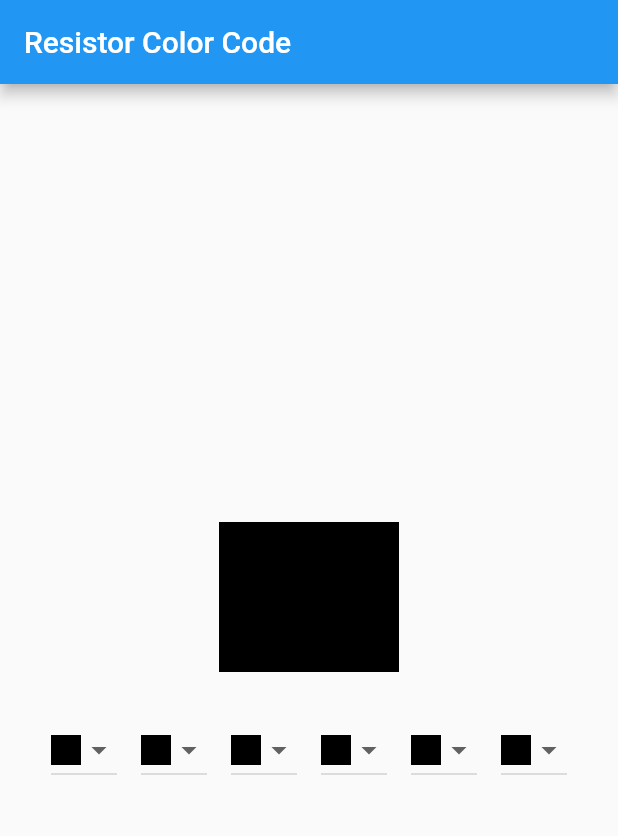
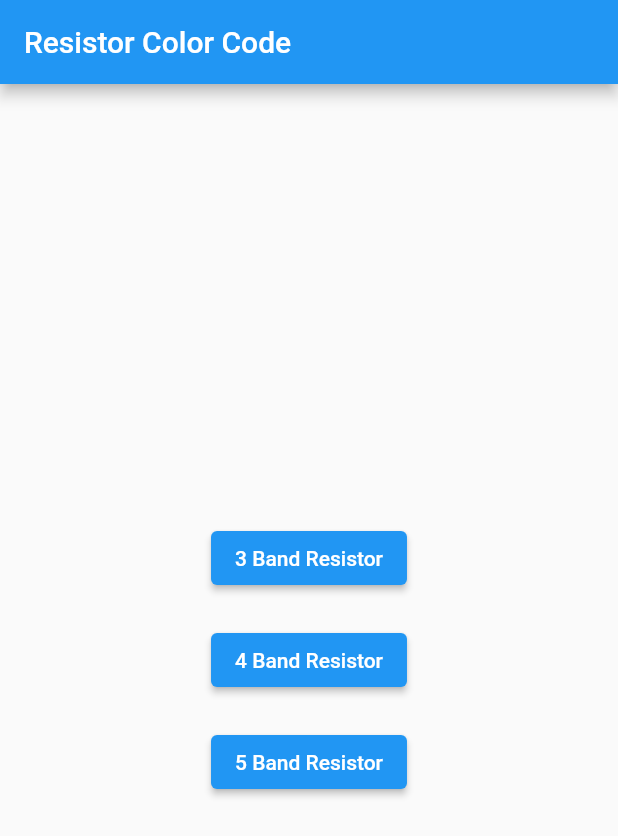
Before and after one commit to abakhour/ResistorApp, a Flutter app: the screen it shows after launch, on a phone screen of 412 x 824 dp. Shown: the top 836 px of the screen. Run offline on Flutter 3.47's test engine with Material 2 defaults, Android fonts, the phone set to English and light mode, and no system bars.

Commit message:
Add Separate Resistor Band Pages

```diff
--- a/lib/main.dart
+++ b/lib/main.dart
@@ -1,85 +1,61 @@
 import 'package:flutter/material.dart';
+import 'resistor3Band.dart';
+import 'resistor4Band.dart';
+import 'resistor5Band.dart';
 
 void main() {
-  runApp(MaterialApp(
-    home: Scaffold(
+  runApp(MyApp());
+}
+
+class MyApp extends StatelessWidget {
+  @override
+  Widget build(BuildContext context) {
+    return MaterialApp(
+      home: MyHomePage(),
+    );
+  }
+}
+
+class MyHomePage extends StatelessWidget {
+  @override
+  Widget build(BuildContext context) {
+    return Scaffold(
       appBar: AppBar(title: Text('Resistor Color Code')),
       body: Center(
-        child: ResistorWidget(),
-      ),
-    ),
-  ));
-}
-
-class ResistorWidget extends StatefulWidget {
-  @override
-  _ResistorWidgetState createState() => _ResistorWidgetState();
-}
-
-class _ResistorWidgetState extends State<ResistorWidget> {
-  List<Color?> bandColors = List.filled(6, Colors.black);
-
-  List<Color> resistorColors = [
-    Colors.black,
-    Colors.brown,
-    Colors.red,
-    Colors.orange,
-    Colors.yellow,
-    Colors.green,
-    Colors.blue,
-    Colors.purple,
-    Colors.grey,
-    Colors.white,
-  ];
-
-  @override
-  Widget build(BuildContext context) {
-    return Center(
         child: Column(
           mainAxisAlignment: MainAxisAlignment.center,
           children: [
-          // Display resistor bands
-          Row(
-            mainAxisAlignment: MainAxisAlignment.center,
-            children: [
-              for (var color in bandColors)
-                Container(
-                  width: 20,
-                  height: 100,
-                  color: color,
+            ElevatedButton(
+              onPressed: () {
+                Navigator.push(
+                  context,
+                  MaterialPageRoute(builder: (context) => Resistor3Band()),
+                );
+              },
+              child: Text('3 Band Resistor'),
+            ),
+            SizedBox(height: 20),
+            ElevatedButton(
+              onPressed: () {
+                Navigator.push(
+                  context,
+                  MaterialPageRoute(builder: (context) => Resistor4Band()),
+                );
+              },
+              child: Text('4 Band Resistor'),
+            ),
+            SizedBox(height: 20),
+            ElevatedButton(
+              onPressed: () {
+                Navigator.push(
+                  context,
+                  MaterialPageRoute(builder: (context) => Resistor5Band()),
+                );
+              },
+              child: Text('5 Band Resistor'),
             ),
           ],
         ),
-          SizedBox(height: 20),
-          // Color selection buttons
-          Row(
-            mainAxisAlignment: MainAxisAlignment.center,
-            children: [
-              for (var i = 0; i < 6; i++)
-                Padding(
-                  padding: EdgeInsets.all(8.0),
-                  child: DropdownButton<Color>(
-                    value: bandColors[i],
-                    items: resistorColors.map((color) {
-                      return DropdownMenuItem<Color>(
-                        value: color,
-                        child: Container(
-                          width: 20,
-                          height: 20,
-                          color: color,
-                        ),
-                      );
-                    }).toList(),
-                    onChanged: (newColor) {
-                      setState(() {
-                        bandColors[i] = newColor;
-                      });
-                    },
-                  ),
-                ),
-            ],
-          ),
-        ],
       ),
     );
   }
```
Also changed, not shown: lib/resistor3Band.dart (added, +14 -0 lines), lib/resistor4Band.dart (added, +15 -0 lines), lib/resistor5Band.dart (added, +15 -0 lines), lib/resistorWidget.dart (added, +135 -0 lines), 1 other file. Lines whose indentation alone changed are shown as unchanged.
